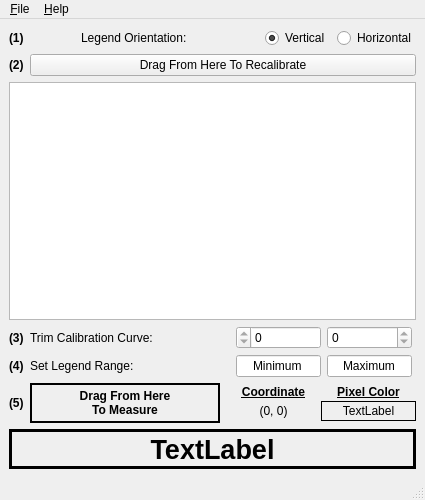
Qt form mainwindow.ui (scimulate/PlotVISOR) before a commit.
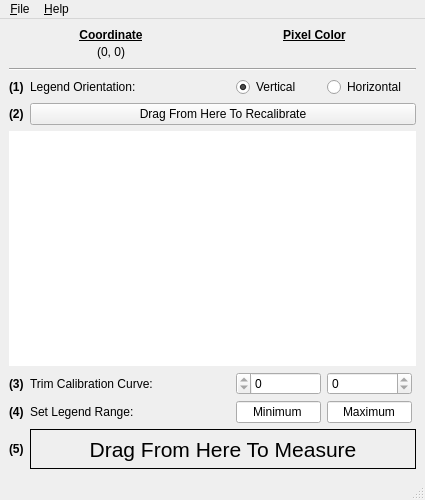
The same form after that commit. Custom widgets are drawn as their Qt base class.

The edit to the form file:
```diff
--- a/mainwindow.ui
+++ b/mainwindow.ui
@@ -27,10 +27,16 @@
   </property>
   <widget class="QWidget" name="centralwidget">
    <layout class="QGridLayout" name="gridLayout">
-    <item row="0" column="0">
+    <item row="2" column="0">
      <layout class="QHBoxLayout" name="horizontalLayout_3">
       <item>
        <widget class="QLabel" name="label_3">
+        <property name="sizePolicy">
+         <sizepolicy hsizetype="Fixed" vsizetype="Preferred">
+          <horstretch>0</horstretch>
+          <verstretch>0</verstretch>
+         </sizepolicy>
+        </property>
         <property name="font">
          <font>
           <weight>75</weight>
@@ -52,7 +58,7 @@
         </property>
         <property name="maximumSize">
          <size>
-          <width>178</width>
+          <width>200</width>
           <height>16777215</height>
          </size>
         </property>
@@ -72,6 +78,24 @@
       </item>
       <item>
        <widget class="QRadioButton" name="radioVert">
+        <property name="sizePolicy">
+         <sizepolicy hsizetype="Fixed" vsizetype="Fixed">
+          <horstretch>0</horstretch>
+          <verstretch>0</verstretch>
+         </sizepolicy>
+        </property>
+        <property name="minimumSize">
+         <size>
+          <width>85</width>
+          <height>0</height>
+         </size>
+        </property>
+        <property name="maximumSize">
+         <size>
+          <width>85</width>
+          <height>16777215</height>
+         </size>
+        </property>
         <property name="layoutDirection">
          <enum>Qt::LeftToRight</enum>
         </property>
@@ -85,6 +109,24 @@
       </item>
       <item>
        <widget class="QRadioButton" name="radioHorz">
+        <property name="sizePolicy">
+         <sizepolicy hsizetype="Fixed" vsizetype="Fixed">
+          <horstretch>0</horstretch>
+          <verstretch>0</verstretch>
+         </sizepolicy>
+        </property>
+        <property name="minimumSize">
+         <size>
+          <width>85</width>
+          <height>0</height>
+         </size>
+        </property>
+        <property name="maximumSize">
+         <size>
+          <width>85</width>
+          <height>16777215</height>
+         </size>
+        </property>
         <property name="text">
          <string>Horizontal</string>
         </property>
@@ -92,10 +134,10 @@
       </item>
      </layout>
     </item>
-    <item row="1" column="0">
-     <layout class="QHBoxLayout" name="horizontalLayout_4">
+    <item row="7" column="0">
+     <layout class="QHBoxLayout" name="horizontalLayout">
       <item>
-       <widget class="QLabel" name="label">
+       <widget class="QLabel" name="label_4">
         <property name="font">
          <font>
           <weight>75</weight>
@@ -103,32 +145,48 @@
          </font>
         </property>
         <property name="text">
-         <string>(2)</string>
+         <string>(5)</string>
         </property>
        </widget>
       </item>
       <item>
-       <widget class="QPushButton" name="pushButton">
+       <widget class="QLabel" name="labelValue">
         <property name="sizePolicy">
          <sizepolicy hsizetype="Expanding" vsizetype="Fixed">
           <horstretch>0</horstretch>
           <verstretch>0</verstretch>
          </sizepolicy>
         </property>
+        <property name="minimumSize">
+         <size>
+          <width>0</width>
+          <height>40</height>
+         </size>
+        </property>
         <property name="font">
          <font>
+          <pointsize>16</pointsize>
           <weight>50</weight>
           <bold>false</bold>
          </font>
         </property>
+        <property name="frameShape">
+         <enum>QFrame::Box</enum>
+        </property>
+        <property name="lineWidth">
+         <number>1</number>
+        </property>
         <property name="text">
-         <string>Drag From Here To Recalibrate</string>
+         <string>Drag From Here To Measure</string>
+        </property>
+        <property name="alignment">
+         <set>Qt::AlignCenter</set>
         </property>
        </widget>
       </item>
      </layout>
     </item>
-    <item row="2" column="0">
+    <item row="4" column="0">
      <widget class="QChartView" name="graphicsView">
       <property name="sizePolicy">
        <sizepolicy hsizetype="Expanding" vsizetype="Preferred">
@@ -136,9 +194,15 @@
         <verstretch>0</verstretch>
        </sizepolicy>
       </property>
+      <property name="frameShape">
+       <enum>QFrame::NoFrame</enum>
+      </property>
+      <property name="frameShadow">
+       <enum>QFrame::Plain</enum>
+      </property>
      </widget>
     </item>
-    <item row="3" column="0">
+    <item row="5" column="0">
      <layout class="QHBoxLayout" name="horizontalLayoutCalibration">
       <item>
        <widget class="QLabel" name="label_6">
@@ -245,7 +309,49 @@
       </item>
      </layout>
     </item>
-    <item row="4" column="0">
+    <item row="3" column="0">
+     <layout class="QHBoxLayout" name="horizontalLayout_4">
+      <item>
+       <widget class="QLabel" name="label">
+        <property name="sizePolicy">
+         <sizepolicy hsizetype="Fixed" vsizetype="Preferred">
+          <horstretch>0</horstretch>
+          <verstretch>0</verstretch>
+         </sizepolicy>
+        </property>
+        <property name="font">
+         <font>
+          <weight>75</weight>
+          <bold>true</bold>
+         </font>
+        </property>
+        <property name="text">
+         <string>(2)</string>
+        </property>
+       </widget>
+      </item>
+      <item>
+       <widget class="QPushButton" name="pushButton">
+        <property name="sizePolicy">
+         <sizepolicy hsizetype="Expanding" vsizetype="Fixed">
+          <horstretch>0</horstretch>
+          <verstretch>0</verstretch>
+         </sizepolicy>
+        </property>
+        <property name="font">
+         <font>
+          <weight>50</weight>
+          <bold>false</bold>
+         </font>
+        </property>
+        <property name="text">
+         <string>Drag From Here To Recalibrate</string>
+        </property>
+       </widget>
+      </item>
+     </layout>
+    </item>
+    <item row="6" column="0">
      <layout class="QHBoxLayout" name="horizontalLayout_2">
       <item>
        <widget class="QLabel" name="label_5">
@@ -361,57 +467,7 @@
       </item>
      </layout>
     </item>
-    <item row="5" column="0">
-     <layout class="QHBoxLayout" name="horizontalLayout">
-      <item>
-       <widget class="QLabel" name="label_4">
-        <property name="font">
-         <font>
-          <weight>75</weight>
-          <bold>true</bold>
-         </font>
-        </property>
-        <property name="text">
-         <string>(5)</string>
-        </property>
-       </widget>
-      </item>
-      <item>
-       <widget class="QLabel" name="labelDrag">
-        <property name="sizePolicy">
-         <sizepolicy hsizetype="Expanding" vsizetype="Fixed">
-          <horstretch>0</horstretch>
-          <verstretch>0</verstretch>
-         </sizepolicy>
-        </property>
-        <property name="minimumSize">
-         <size>
-          <width>0</width>
-          <height>40</height>
-         </size>
-        </property>
-        <property name="font">
-         <font>
-          <weight>75</weight>
-          <bold>true</bold>
-         </font>
-        </property>
-        <property name="frameShape">
-         <enum>QFrame::Box</enum>
-        </property>
-        <property name="lineWidth">
-         <number>2</number>
-        </property>
-        <property name="text">
-         <string>Drag From Here
-To Measure</string>
-        </property>
-        <property name="alignment">
-         <set>Qt::AlignCenter</set>
-        </property>
-       </widget>
-      </item>
-      <item>
+    <item row="0" column="0">
        <layout class="QVBoxLayout" name="verticalLayout">
         <property name="spacing">
          <number>0</number>
@@ -523,10 +579,10 @@
              </size>
             </property>
             <property name="frameShape">
-             <enum>QFrame::Box</enum>
+           <enum>QFrame::NoFrame</enum>
             </property>
             <property name="text">
-             <string>TextLabel</string>
+           <string/>
             </property>
             <property name="scaledContents">
              <bool>true</bool>
@@ -540,40 +596,10 @@
         </item>
        </layout>
       </item>
-     </layout>
-    </item>
-    <item row="6" column="0">
-     <widget class="QLabel" name="labelValue">
-      <property name="sizePolicy">
-       <sizepolicy hsizetype="Expanding" vsizetype="Fixed">
-        <horstretch>0</horstretch>
-        <verstretch>0</verstretch>
-       </sizepolicy>
-      </property>
-      <property name="minimumSize">
-       <size>
-        <width>0</width>
-        <height>40</height>
-       </size>
-      </property>
-      <property name="font">
-       <font>
-        <pointsize>20</pointsize>
-        <weight>75</weight>
-        <bold>true</bold>
-       </font>
-      </property>
-      <property name="frameShape">
-       <enum>QFrame::Box</enum>
-      </property>
-      <property name="lineWidth">
-       <number>3</number>
-      </property>
-      <property name="text">
-       <string>TextLabel</string>
-      </property>
-      <property name="alignment">
-       <set>Qt::AlignCenter</set>
+    <item row="1" column="0">
+     <widget class="Line" name="line">
+      <property name="orientation">
+       <enum>Qt::Horizontal</enum>
       </property>
      </widget>
     </item>
```
Lines whose indentation alone changed are shown as unchanged.
